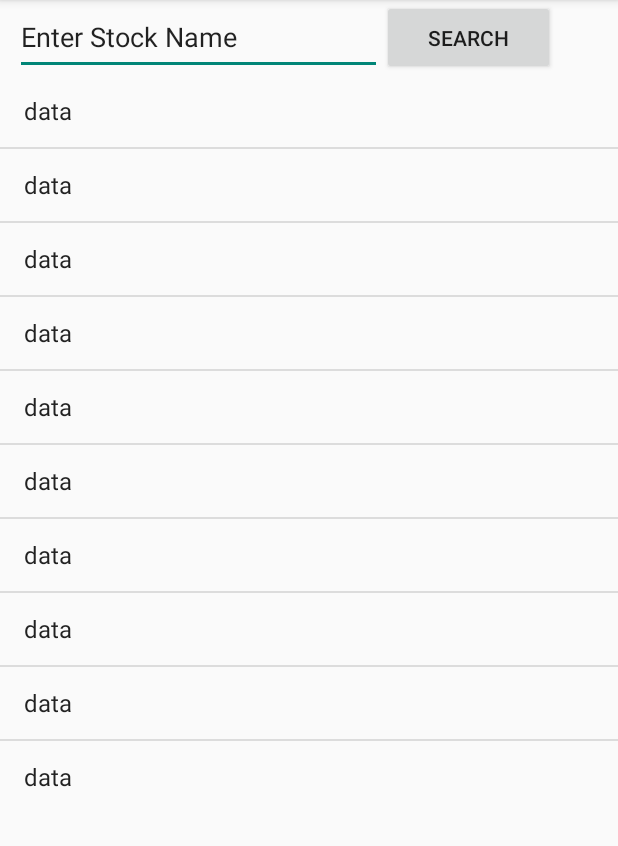
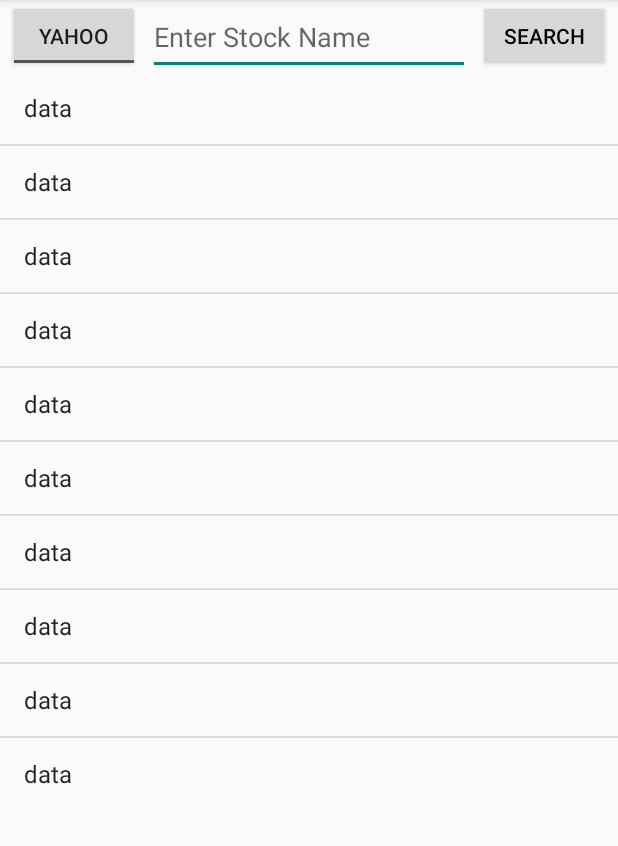
Before and after one commit to MarcuX009/StockPulse, an Android app: the screen it shows after launch (MainActivity), on a phone screen of 412 x 824 dp, the part 84-930 px from its top. Run offline under Robolectric (Android 15) with nearby library versions, the phone set to English and light mode, and no system bars.

Commit message:
homefrag update 2 added toggle button

```diff
--- a/app/src/main/java/com/example/stockpulse/HomeFragment.java
+++ b/app/src/main/java/com/example/stockpulse/HomeFragment.java
@@ -14,9 +14,12 @@ import android.widget.Adapter;
 import android.widget.AdapterView;
 import android.widget.ArrayAdapter;
 import android.widget.Button;
+import android.widget.CompoundButton;
 import android.widget.EditText;
 import android.widget.ListView;
 import android.widget.TextView;
+import android.widget.Toast;
+import android.widget.ToggleButton;
 
 import org.w3c.dom.Text;
 
@@ -44,6 +47,8 @@ public class HomeFragment extends Fragment {
     private Button searchButtonUI;
     String sampleData[] = {"data","data","data","data","data","data","data","data","data","data"};
     ArrayAdapter<String> arrayAdapter;
+    private ToggleButton toggleButton;
+    private boolean isYahoo = false;
 
     public HomeFragment() {
         // Required empty public constructor
@@ -61,6 +66,7 @@ public class HomeFragment extends Fragment {
         stockListViewUI = view.findViewById(R.id.stockListLayout);
         userInputUI = view.findViewById(R.id.searchBarLayout);
         searchButtonUI = view.findViewById(R.id.searchButtonLayout);
+        toggleButton = view.findViewById(R.id.toggleButtonLayout);
 
         arrayAdapter = new ArrayAdapter<String>(getContext(), android.R.layout.simple_list_item_1, sampleData);
         stockListViewUI.setAdapter(arrayAdapter);
@@ -73,6 +79,15 @@ public class HomeFragment extends Fragment {
 //                arrayAdapter.notifyDataSetChanged();
 //            }
 //        });
+
+        toggleButton.setOnCheckedChangeListener(new CompoundButton.OnCheckedChangeListener() {
+            @Override
+            public void onCheckedChanged(CompoundButton buttonView, boolean isChecked) {
+                isYahoo = isChecked;
+                Toast.makeText(getActivity(),"Yahoo is True!", Toast.LENGTH_SHORT).show();
+            }
+        });
+
 
         YahooFinanceService YF_service = RetrofitInstance.getYahooFinanceRetrofitInstance().create(YahooFinanceService.class);
         Call<String> YF_call = YF_service.getStockData("AAPL");
--- a/app/src/main/res/layout/fragment_home.xml
+++ b/app/src/main/res/layout/fragment_home.xml
@@ -11,25 +11,34 @@
         android:id="@+id/searchBarLayout"
         android:layout_width="wrap_content"
         android:layout_height="50dp"
-        android:layout_alignParentStart="true"
-        android:layout_marginStart="10dp"
-        android:layout_marginLeft="10dp"
-        android:layout_toStartOf="@+id/searchButtonLayout"
-        android:text="Enter Stock Name" />
+        android:layout_toRightOf="@+id/toggleButtonLayout"
+        android:layout_toLeftOf="@id/searchButtonLayout"
+        android:layout_marginLeft="5sp"
+        android:layout_marginRight="5sp"
+        android:hint="Enter Stock Name" />
 
     <Button
         android:id="@+id/searchButtonLayout"
-        android:layout_width="115dp"
-        android:layout_height="50dp"
+        android:layout_width="wrap_content"
+        android:layout_height="wrap_content"
         android:layout_alignParentEnd="true"
-        android:layout_marginEnd="42dp"
+        android:layout_marginEnd="5sp"
+        android:textColor="@color/black"
         android:text="search" />
+
+    <ToggleButton
+        android:id="@+id/toggleButtonLayout"
+        android:layout_width="wrap_content"
+        android:layout_height="wrap_content"
+        android:layout_marginLeft="5dp"
+        android:textOff = "Yahoo"
+        android:textOn = "Finnhub" />
 
     <ListView
         android:id="@+id/stockListLayout"
         android:layout_width="match_parent"
         android:layout_height="wrap_content"
         android:layout_below="@+id/searchButtonLayout"
-        />.
+        />
 
 </RelativeLayout>
```
